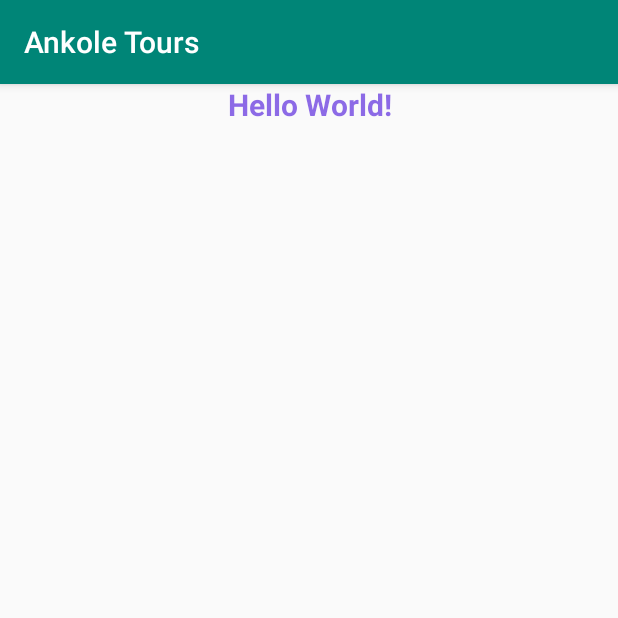
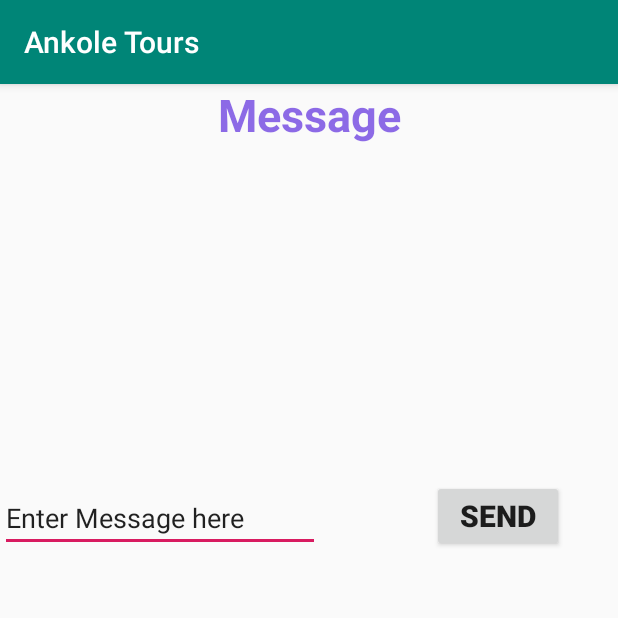
Before and after one commit to josephsmks/Ankole_Tours1, an Android app: the screen it shows after launch (MainActivity), on a phone screen of 412 x 824 dp, the top half of it. Run offline under Robolectric (Android 15) with nearby library versions, the light colour scheme and no system bars.

Commit message:
changed Hello world

```diff
--- a/app/src/main/AndroidManifest.xml
+++ b/app/src/main/AndroidManifest.xml
@@ -9,6 +9,7 @@
         android:roundIcon="@mipmap/ic_launcher_round"
         android:supportsRtl="true"
         android:theme="@style/AppTheme">
+        <activity android:name=".SendActivity"></activity>
         <activity android:name=".MainActivity">
             <intent-filter>
                 <action android:name="android.intent.action.MAIN" />
--- a/app/src/main/java/com/example/ankoletours/MainActivity.java
+++ b/app/src/main/java/com/example/ankoletours/MainActivity.java
@@ -3,6 +3,9 @@ package com.example.ankoletours;
 import androidx.appcompat.app.AppCompatActivity;
 
 import android.os.Bundle;
+import android.view.View;
+import android.widget.EditText;
+import android.widget.Toast;
 
 public class MainActivity extends AppCompatActivity {
 
@@ -10,5 +13,10 @@ public class MainActivity extends AppCompatActivity {
     protected void onCreate(Bundle savedInstanceState) {
         super.onCreate(savedInstanceState);
         setContentView(R.layout.activity_main);
+
+        }
+    public void sendMessage(View view){
+        EditText message = findViewById(R.id.message);
+        Toast.makeText (this, "Sending message " + message.getText().toString(), Toast.LENGTH_SHORT).show();
     }
 }
--- a/app/src/main/res/layout/activity_main.xml
+++ b/app/src/main/res/layout/activity_main.xml
@@ -4,19 +4,49 @@
     xmlns:tools="http://schemas.android.com/tools"
     android:layout_width="match_parent"
     android:layout_height="match_parent"
+    android:onClick="sendMessage"
     tools:context=".MainActivity">
 
     <TextView
+        android:id="@+id/textView"
         android:layout_width="match_parent"
         android:layout_height="wrap_content"
         android:layout_gravity="center"
-        android:text="Hello World!"
+        android:text="Message"
         android:textAlignment="center"
         android:textColor="#a52d"
+        android:textSize="30dp"
+
+
+        android:textStyle="bold"
+        tools:ignore="MissingConstraints"
+        tools:layout_editor_absoluteX="0dp"
+        tools:layout_editor_absoluteY="51dp" />
+
+    <EditText
+        android:id="@+id/edit_message"
+        android:layout_width="wrap_content"
+        android:layout_height="wrap_content"
+        android:layout_marginBottom="456dp"
+        android:ems="10"
+        android:inputType="textPersonName"
+        android:text="Enter Message here"
+        app:layout_constraintBottom_toBottomOf="parent"
+        tools:ignore="MissingConstraints"
+        tools:layout_editor_absoluteX="16dp" />
+
+    <Button
+        android:id="@+id/sendButton"
+        android:layout_width="wrap_content"
+        android:layout_height="wrap_content"
+        android:layout_marginEnd="36dp"
+        android:layout_marginBottom="456dp"
+        android:onClick="sendMessage"
+        android:text="SEND"
         android:textSize="20dp"
         android:textStyle="bold"
+        app:layout_constraintBottom_toBottomOf="parent"
 
-
-        tools:ignore="MissingConstraints" />
+        app:layout_constraintEnd_toEndOf="parent" />
 
 </androidx.constraintlayout.widget.ConstraintLayout>
```
Also changed, not shown: app/src/main/java/com/example/ankoletours/SendActivity.java (added, +36 -0 lines), app/src/main/res/layout/activity_send.xml (added, +32 -0 lines).
